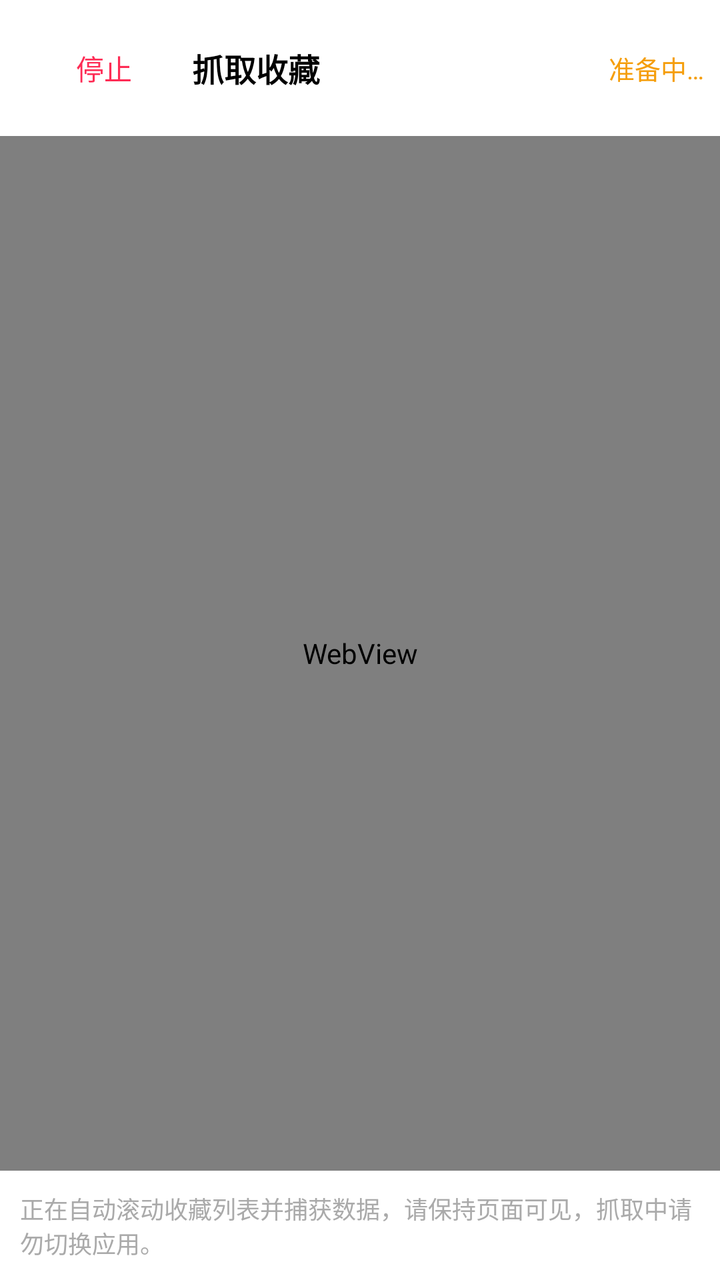
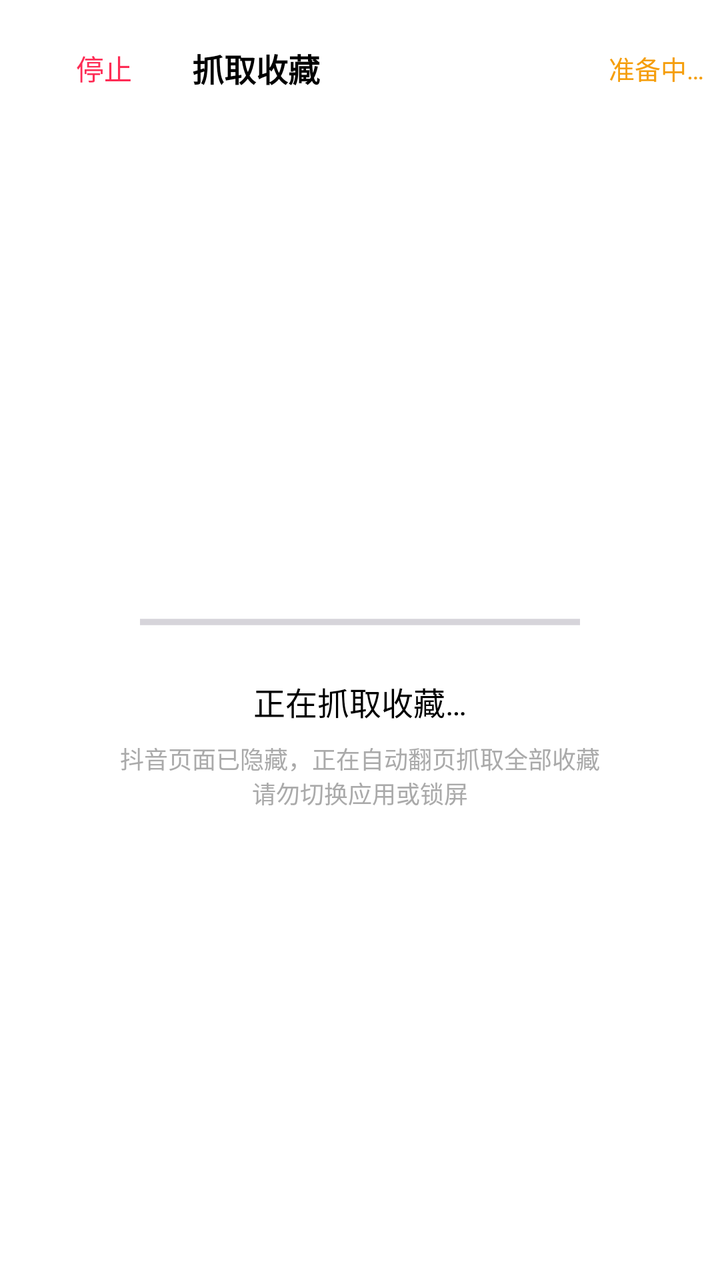

Screens rendered from an Android XML layout before and after an edit, with the pre-edit source and the edit as a unified diff.
<!-- AndroidManifest.xml: application theme Theme.MyApplication -->
<!-- res/layout/activity_fetch.xml -->
<?xml version="1.0" encoding="utf-8"?>
<LinearLayout xmlns:android="http://schemas.android.com/apk/res/android"
    android:id="@+id/root"
    android:layout_width="match_parent"
    android:layout_height="match_parent"
    android:orientation="vertical"
    android:background="@android:color/white">

    <LinearLayout
        android:layout_width="match_parent"
        android:layout_height="wrap_content"
        android:orientation="horizontal"
        android:gravity="center_vertical"
        android:paddingHorizontal="8dp"
        android:paddingVertical="10dp">

        <com.google.android.material.button.MaterialButton
            android:id="@+id/btnCancel"
            style="@style/Widget.Material3.Button.TextButton"
            android:layout_width="wrap_content"
            android:layout_height="wrap_content"
            android:text="停止" />

        <TextView
            android:id="@+id/tvTitle"
            android:layout_width="0dp"
            android:layout_height="wrap_content"
            android:layout_weight="1"
            android:text="抓取收藏"
            android:textSize="16sp"
            android:textStyle="bold"
            android:textColor="@android:color/black" />

        <TextView
            android:id="@+id/tvProgress"
            android:layout_width="wrap_content"
            android:layout_height="wrap_content"
            android:text="准备中…"
            android:textSize="13sp"
            android:textColor="@color/status_pending" />
    </LinearLayout>

    <WebView
        android:id="@+id/webView"
        android:layout_width="match_parent"
        android:layout_height="0dp"
        android:layout_weight="1" />

    <TextView
        android:id="@+id/tvHint"
        android:layout_width="match_parent"
        android:layout_height="wrap_content"
        android:padding="10dp"
        android:text="正在自动滚动收藏列表并捕获数据，请保持页面可见，抓取中请勿切换应用。"
        android:textSize="12sp"
        android:textColor="@android:color/darker_gray" />

</LinearLayout>
<!-- resources referenced by this layout -->
<resources>
  <color name="status_pending">#F59E0B</color>
  <style name="Theme.MyApplication" parent="Base.Theme.MyApplication" />
  <style name="Base.Theme.MyApplication" parent="Theme.Material3.DayNight.NoActionBar">
          <item name="colorPrimary">@color/brand_primary</item>
          <item name="colorOnPrimary">@color/white</item>
      </style>
  <color name="brand_primary">#FE2C55</color>
  <color name="white">#FFFFFFFF</color>
</resources>

<!-- the commit's change to res/layout/activity_fetch.xml (unified diff, before → after) -->
@@ -40,19 +40,51 @@
             android:textColor="@color/status_pending" />
     </LinearLayout>
 
-    <WebView
-        android:id="@+id/webView"
+    
+    <FrameLayout
         android:layout_width="match_parent"
         android:layout_height="0dp"
-        android:layout_weight="1" />
+        android:layout_weight="1">
 
-    <TextView
-        android:id="@+id/tvHint"
-        android:layout_width="match_parent"
-        android:layout_height="wrap_content"
-        android:padding="10dp"
-        android:text="正在自动滚动收藏列表并捕获数据，请保持页面可见，抓取中请勿切换应用。"
-        android:textSize="12sp"
-        android:textColor="@android:color/darker_gray" />
+        <WebView
+            android:id="@+id/webView"
+            android:layout_width="match_parent"
+            android:layout_height="match_parent" />
+
+        <LinearLayout
+            android:id="@+id/fetchOverlay"
+            android:layout_width="match_parent"
+            android:layout_height="match_parent"
+            android:orientation="vertical"
+            android:gravity="center"
+            android:padding="24dp"
+            android:background="@android:color/white">
+
+            <ProgressBar
+                android:id="@+id/fetchProgressBar"
+                style="?android:attr/progressBarStyleHorizontal"
+                android:layout_width="220dp"
+                android:layout_height="wrap_content"
+                android:indeterminate="true" />
+
+            <TextView
+                android:id="@+id/tvFetchProgress"
+                android:layout_width="wrap_content"
+                android:layout_height="wrap_content"
+                android:layout_marginTop="20dp"
+                android:text="正在抓取收藏…"
+                android:textSize="16sp"
+                android:textColor="@android:color/black" />
+
+            <TextView
+                android:layout_width="wrap_content"
+                android:layout_height="wrap_content"
+                android:layout_marginTop="8dp"
+                android:gravity="center"
+                android:text="抖音页面已隐藏，正在自动翻页抓取全部收藏\n请勿切换应用或锁屏"
+                android:textSize="12sp"
+                android:textColor="@android:color/darker_gray" />
+        </LinearLayout>
+    </FrameLayout>
 
 </LinearLayout>
